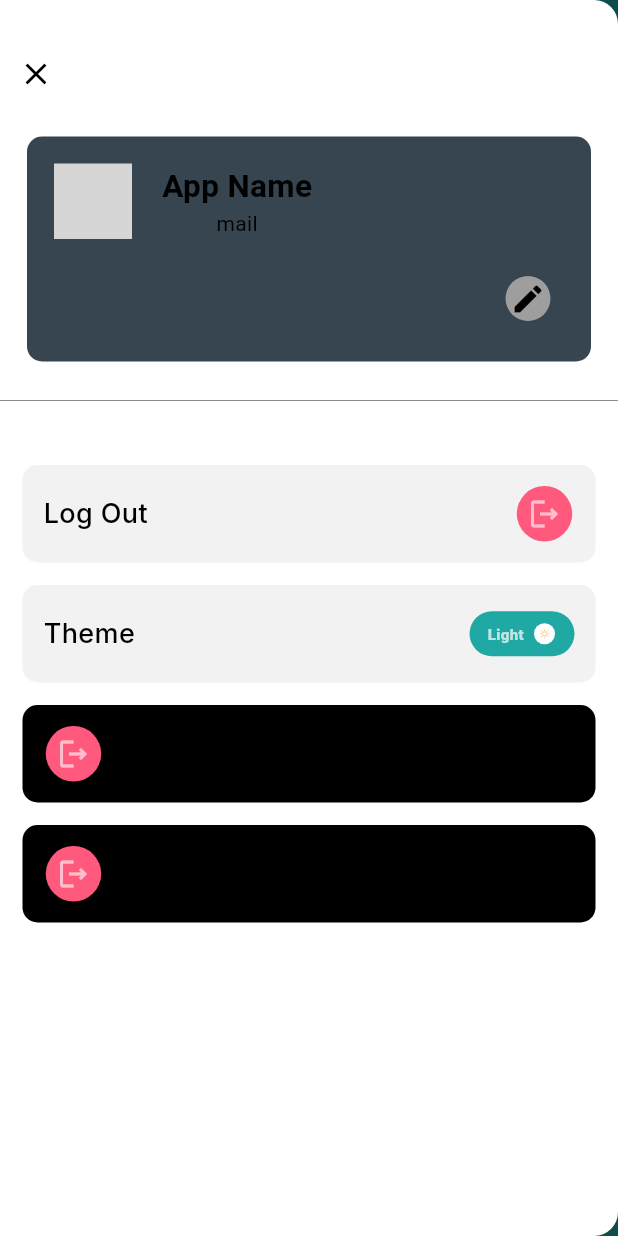
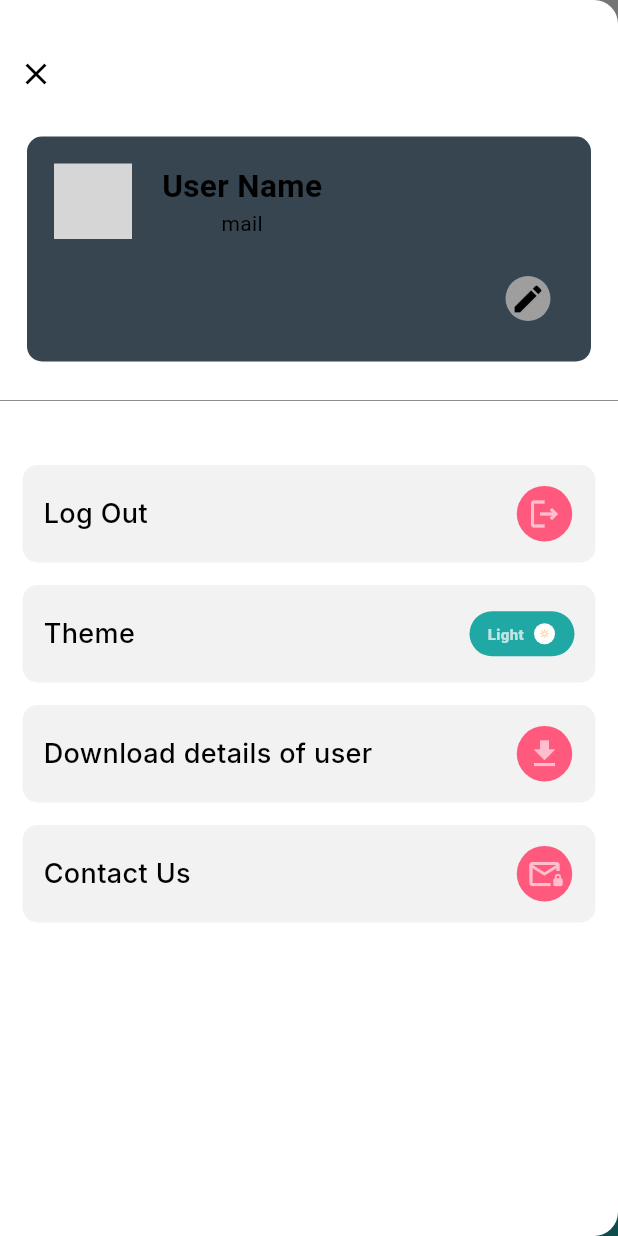
Before and after one commit to Shashank-Sahu8/problems, a Flutter app: the screen it shows once a user with an empty profile is signed in, item 3 of the bottom bar chosen, with the side drawer open, on a phone screen of 412 x 824 dp. Run offline on Flutter 3.47's test engine with Material 3 defaults, Android fonts, the light colour scheme and no system bars; drawn by our look-alikes of flutter_switch; our stand-ins replace cached_network_image, carousel_slider, cloud_firestore, connectivity_plus, dash_chat_2, file_picker and 16 more; missing offline and left inert: country_state_picker_plus, datetime_picker_field_platform, email_launcher, msh_checkbox, random_avatar, scrollable_clean_calendar and 1 more; accounts and stored records are empty; grey boxes are pictures that could not be loaded.

Commit message:
shashank2

```diff
--- a/lib/User/Bottom_Navigation.dart
+++ b/lib/User/Bottom_Navigation.dart
@@ -1,3 +1,5 @@
+import 'package:cloud_firestore/cloud_firestore.dart';
+import 'package:email_launcher/email_launcher.dart';
 import 'package:firebase_auth/firebase_auth.dart';
 import 'package:flutter/material.dart';
 import 'package:flutter_switch/flutter_switch.dart';
@@ -6,8 +8,11 @@ import 'package:font_awesome_flutter/font_awesome_flutter.dart';
 import 'package:google_fonts/google_fonts.dart';
 import 'package:google_sign_in/google_sign_in.dart';
 import 'package:icons_plus/icons_plus.dart';
+import 'package:project_power/User/Pages%20View/pdf.dart';
 import 'package:provider/provider.dart';
 import 'package:random_avatar/random_avatar.dart';
+import 'package:syncfusion_flutter_pdf/pdf.dart';
+import 'package:url_launcher/url_launcher.dart';
 import '../Starting_Flow/8.If_Login_Or_not.dart';
 import '../Theme/Theme.dart';
 import 'Pages View/Calender.dart';
@@ -23,9 +28,11 @@ class bottomnav extends StatefulWidget {
   State<bottomnav> createState() => _homeState();
 }
 
-const pageindex = [home(), explore(), community(), calender(), profile()];
+const pageindex = [home(), explore(), community(), calender()];
 
 class _homeState extends State<bottomnav> {
+  Email email =
+      Email(bcc: [''], subject: 'Need Help', body: 'Thanks for this app');
   int page = 0;
   String svgCode = RandomAvatarString('womens');
   bool status = true;
@@ -74,10 +81,25 @@ class _homeState extends State<bottomnav> {
                         SizedBox(
                           width: 20,
                         ),
+                        // StreamBuilder(
+                        //     stream: FirebaseFirestore.instance.collection('User').doc('details').collection('data').doc(FirebaseAuth.instance.currentUser!.uid).get(),
+                        //     builder: builder)
+                        //StreamBuilder(
+                        //
+                        // builder: (context, snapshots) {
+                        //   if (snapshots.connectionState ==
+                        //       ConnectionState.waiting) {
+                        //     return const Center(
+                        //       child: CircularProgressIndicator(),
+                        //     );
+                        //   } else {
+                        //     final docs = snapshots.data?.data();
+                        //     final uid =
+                        //         FirebaseAuth.instance.currentUser!.uid;
                         Column(
                           children: [
                             Text(
-                              "App Name",
+                              'User Name',
                               style: TextStyle(
                                   color:
                                       Theme.of(context).colorScheme.onPrimary,
@@ -86,14 +108,19 @@ class _homeState extends State<bottomnav> {
                             ),
                             Text("mail")
                           ],
-                        ),
+                        )
+                        //   }
+                        //   ;
+                        // }),
                       ],
                     ),
                     Row(
                       mainAxisAlignment: MainAxisAlignment.end,
                       children: [
                         IconButton(
-                            onPressed: () {},
+                            onPressed: () {
+                              _createPDF();
+                            },
                             icon: CircleAvatar(
                               radius: 15,
                               backgroundColor: Colors.grey,
@@ -222,26 +249,27 @@ class _homeState extends State<bottomnav> {
                 height: 65,
                 width: MediaQuery.of(context).size.width,
                 decoration: BoxDecoration(
-                    color: Theme.of(context).colorScheme.onSurface,
+                    color: Theme.of(context).colorScheme.tertiary,
                     borderRadius: BorderRadius.circular(10)),
+                child: GestureDetector(
+                  onTap: () {},
                   child: Padding(
                     padding: const EdgeInsets.all(14.0),
                     child: Row(
+                      mainAxisAlignment: MainAxisAlignment.spaceBetween,
                       children: [
-                      CircleAvatar(
-                        child: Icon(Icons.logout_outlined),
-                      ),
-                      SizedBox(
-                        width: 15,
-                      ),
                         Text(
-                        "Log Out",
+                          "Download details of user",
                           style: GoogleFonts.inter(
                               color: Theme.of(context).colorScheme.onPrimary,
                               fontSize: 18,
                               fontWeight: FontWeight.w500),
-                      )
+                        ),
+                        CircleAvatar(
+                          child: Icon(Icons.download),
+                        ),
                       ],
+                    ),
                   ),
                 ),
               ),
@@ -255,26 +283,35 @@ class _homeState extends State<bottomnav> {
                 height: 65,
                 width: MediaQuery.of(context).size.width,
                 decoration: BoxDecoration(
-                    color: Theme.of(context).colorScheme.onSurface,
+                    color: Theme.of(context).colorScheme.tertiary,
                     borderRadius: BorderRadius.circular(10)),
+                child: GestureDetector(
+                  onTap: () async {
+                    String email =
+                        Uri.encodeComponent("1projectpower1@gmail.com");
+                    String subject = Uri.encodeComponent("Need Help");
+                    String body = Uri.encodeComponent("Thanks for this app.");
+                    Uri mail =
+                        Uri.parse("mailto:$email?subject=$subject&body=$body");
+                    await launchUrl(mail);
+                  },
                   child: Padding(
                     padding: const EdgeInsets.all(14.0),
                     child: Row(
+                      mainAxisAlignment: MainAxisAlignment.spaceBetween,
                       children: [
-                      CircleAvatar(
-                        child: Icon(Icons.logout_outlined),
-                      ),
-                      SizedBox(
-                        width: 15,
-                      ),
                         Text(
-                        "Log Out",
+                          "Contact Us",
                           style: GoogleFonts.inter(
                               color: Theme.of(context).colorScheme.onPrimary,
                               fontSize: 18,
                               fontWeight: FontWeight.w500),
-                      )
+                        ),
+                        CircleAvatar(
+                          child: Icon(Icons.mail_lock_outlined),
+                        ),
                       ],
+                    ),
                   ),
                 ),
               ),
@@ -298,8 +335,8 @@ class _homeState extends State<bottomnav> {
               icon: Icon(Icons.groups_2), label: "Community"),
           BottomNavigationBarItem(
               icon: Icon(Icons.calendar_month), label: "Calender"),
-          BottomNavigationBarItem(
-              icon: Icon(Icons.account_circle), label: "Profile"),
+          // BottomNavigationBarItem(
+          //     icon: Icon(Icons.account_circle), label: "Profile"),
         ],
       ),
       body: Center(
@@ -307,4 +344,15 @@ class _homeState extends State<bottomnav> {
       ),
     );
   }
+
+  Future<void> _createPDF() async {
+    PdfDocument document = PdfDocument();
+    final page = document.pages.add();
+    page.graphics.drawString(
+        'This is pdf', PdfStandardFont(PdfFontFamily.helvetica, 30));
+    List<int> bytes = document.save() as List<int>;
+    document.dispose();
+
+    saveAndLAUNCH(bytes, 'Output.pdf');
   }
+}
--- a/lib/User/Pages View/Community.dart
+++ b/lib/User/Pages View/Community.dart
@@ -8,6 +8,8 @@ import 'package:internet_connection_checker/internet_connection_checker.dart';
 import 'package:project_power/Utils/comm_post.dart';
 import 'package:project_power/Utils/my_texfield.dart';
 import 'package:project_power/helper/helper_merthods.dart';
+
+import '../../Chats/chat_inbox_page.dart';
 
 class community extends StatefulWidget {
   const community({super.key});
@@ -86,6 +88,29 @@ class _communityState extends State<community> {
   Widget build(BuildContext context) {
     return SafeArea(
       child: Scaffold(
+        appBar: AppBar(
+          backgroundColor: Theme.of(context).colorScheme.background,
+          centerTitle: false,
+          title: Text(
+            'Community',
+            style: TextStyle(fontSize: 24, color: Colors.teal),
+          ),
+          automaticallyImplyLeading: false,
+          actions: [
+            IconButton(
+                onPressed: () {
+                  Navigator.push(context,
+                      MaterialPageRoute(builder: (_) => ChatInboxPage()));
+                },
+                icon: CircleAvatar(
+                  backgroundColor: Theme.of(context).colorScheme.tertiary,
+                  child: Icon(
+                    Icons.message_outlined,
+                    color: Theme.of(context).colorScheme.surface,
+                  ),
+                ))
+          ],
+        ),
         body: Padding(
           padding: const EdgeInsets.all(8.0),
           child: Expanded(
@@ -93,10 +118,6 @@ class _communityState extends State<community> {
               child: Column(
                 // crossAxisAlignment: CrossAxisAlignment.stretch,
                 children: [
-                  Text(
-                    'Community',
-                    style: TextStyle(fontSize: 24, color: Colors.teal),
-                  ),
                   Padding(
                     padding: const EdgeInsets.all(20.0),
                     child: myTextField(
--- a/pubspec.yaml
+++ b/pubspec.yaml
@@ -74,11 +74,13 @@ dependencies:
   syncfusion_flutter_pdf:
   path_provider: ^2.1.2
   open_file: ^3.3.2
-  flutter_email_sender:
   random_avatar: ^0.0.8
   shimmer: ^3.0.0
   flutter_heatmap_calendar: ^1.0.5
   dash_chat_2: ^0.0.20
+  syncfusion_flutter_pdfviewer: ^24.2.4
+  scrollable_clean_calendar: ^1.4.1
+  email_launcher: ^1.1.1
 
 
 dev_dependencies:
```
Also changed, not shown: lib/Chats/ai_call1.dart (+7 -1 lines), lib/User/Pages View/Calender.dart (+23 -1 lines), lib/User/Pages View/pdf.dart (added, +12 -0 lines), pubspec.lock, 3 other files. Lines whose indentation alone changed are shown as unchanged.
